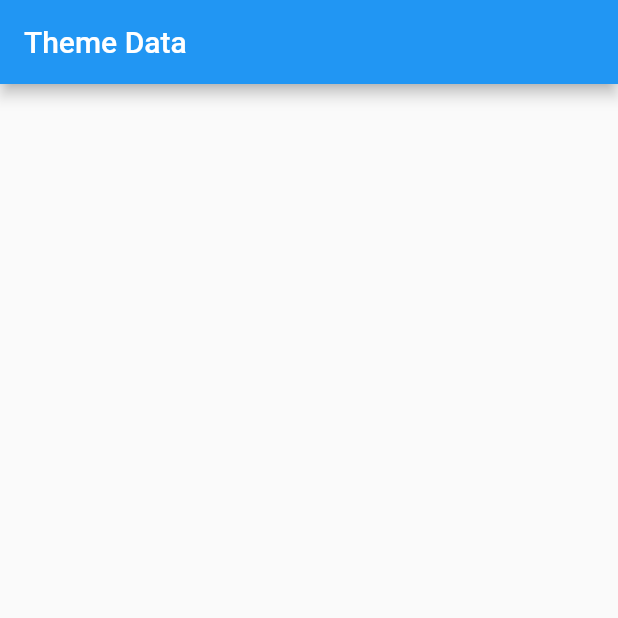
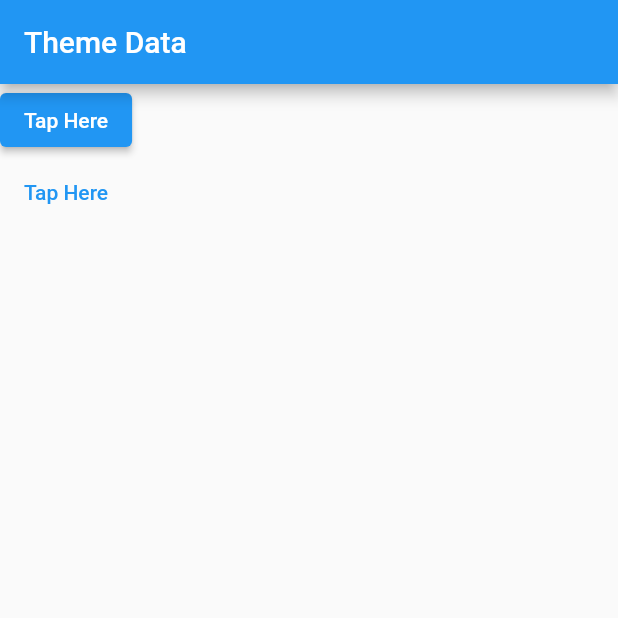
Before and after one commit to mukul71/Learning_Flutter, a Flutter app: the screen it shows after launch, on a phone screen of 412 x 824 dp, the top half of it. Run offline on Flutter 3.47's test engine with Material 2 defaults, Android fonts, the phone set to English and light mode, and no system bars.

```diff
--- a/lib/main.dart
+++ b/lib/main.dart
@@ -22,6 +22,12 @@ class HomePage extends StatelessWidget {
       appBar: AppBar(
         title: Text('Theme Data'),
       ),
+      body: Column(
+        children: [
+          ElevatedButton(onPressed: () {}, child: Text('Tap Here')),
+          TextButton(onPressed: () {}, child: Text('Tap Here')),
+        ],
+      ),
     );
   }
 }
```
